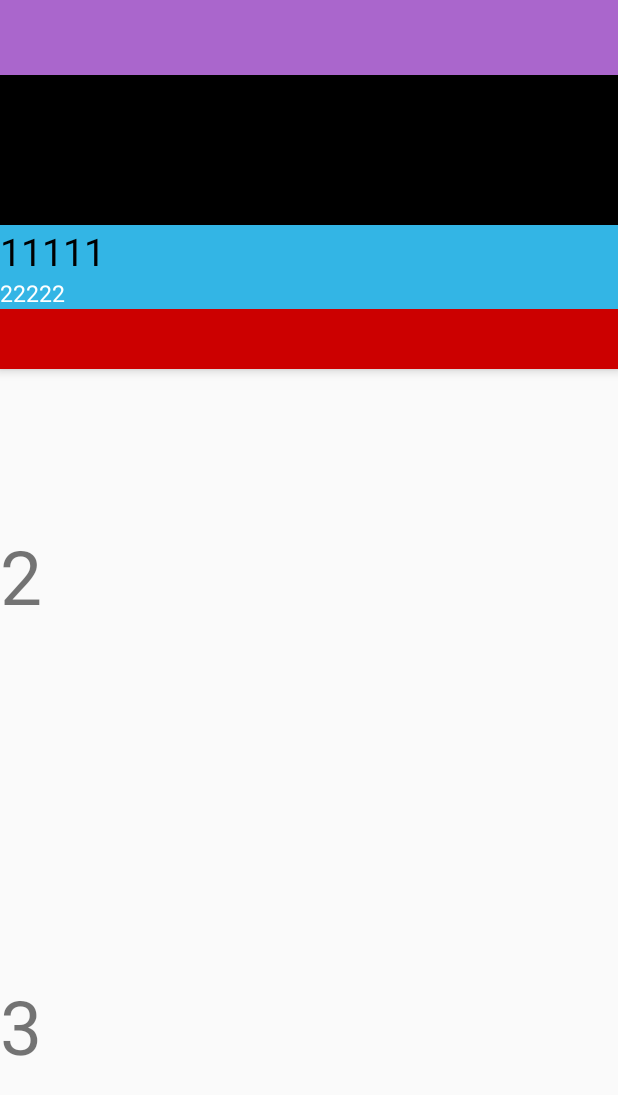
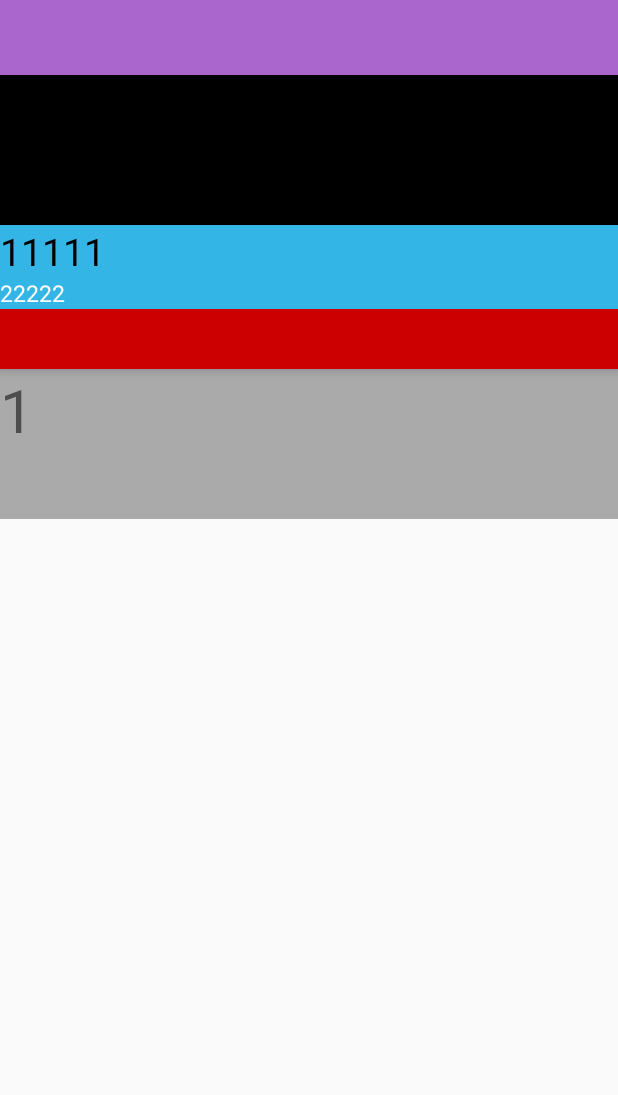
Before and after one commit to shaomaicheng/coordinatorlayout_demo, an Android app: the screen it shows after launch (MainActivity), on a phone screen of 412 x 824 dp. Shown: the top 1095 px of the screen. Run offline under Robolectric (Android 15) with nearby library versions, the phone set to English and light mode, and no system bars.

Commit message:
补充demo

```diff
--- a/app/src/main/java/com/example/myapplication/MainActivity.kt
+++ b/app/src/main/java/com/example/myapplication/MainActivity.kt
@@ -4,7 +4,12 @@ import androidx.appcompat.app.AppCompatActivity
 import android.os.Bundle
 import android.os.Handler
 import android.util.Log
+import android.view.LayoutInflater
+import android.view.View
+import android.view.ViewGroup
 import android.widget.RelativeLayout
+import androidx.fragment.app.Fragment
+import androidx.fragment.app.FragmentPagerAdapter
 import com.google.android.material.appbar.AppBarLayout
 import kotlinx.android.synthetic.main.activity_main.*
 
@@ -15,9 +20,8 @@ class MainActivity : AppCompatActivity() {
         super.onCreate(savedInstanceState)
         setContentView(R.layout.activity_main)
 
-
         appbarlayout.addOnOffsetChangedListener(AppBarLayout.OnOffsetChangedListener { appbar, offset ->
-//            Log.e("chenglei-head", viewHead.height.toString())
+            //            Log.e("chenglei-head", viewHead.height.toString())
             Log.e("chenglei", offset.toString())
             if (offset == -300) {
                 if (lastOffset != -300) {
@@ -36,5 +40,26 @@ class MainActivity : AppCompatActivity() {
             }
             lastOffset = offset
         })
+
+        viewPager.adapter = object : FragmentPagerAdapter(supportFragmentManager) {
+            override fun getItem(position: Int): Fragment {
+                return DemoFragment()
+            }
+
+            override fun getCount(): Int {
+                return 1
+            }
+
+        }
+    }
+
+    class DemoFragment : Fragment() {
+        override fun onCreateView(
+            inflater: LayoutInflater,
+            container: ViewGroup?,
+            savedInstanceState: Bundle?
+        ): View? {
+            return inflater.inflate(R.layout.fragment_demo, container, false)
+        }
     }
 }
--- a/app/src/main/res/layout/activity_main.xml
+++ b/app/src/main/res/layout/activity_main.xml
@@ -70,41 +70,13 @@
             android:background="@android:color/darker_gray"
             app:layout_behavior="com.google.android.material.appbar.AppBarLayout$ScrollingViewBehavior" />
 
-        <androidx.core.widget.NestedScrollView
+        <androidx.viewpager.widget.ViewPager
+            android:id="@+id/viewPager"
             android:layout_width="match_parent"
-            android:layout_height="match_parent"
+            android:layout_height="wrap_content"
             app:layout_behavior="com.google.android.material.appbar.AppBarLayout$ScrollingViewBehavior">
 
-            <LinearLayout
-                android:layout_width="match_parent"
-                android:layout_height="wrap_content"
-                android:orientation="vertical">
-
-                <TextView
-                    android:layout_width="match_parent"
-                    android:layout_height="300dp"
-                    android:text="1"
-                    android:textSize="50sp" />
-
-                <TextView
-                    android:layout_width="match_parent"
-                    android:layout_height="300dp"
-                    android:text="2"
-                    android:textSize="50sp" />
-
-                <TextView
-                    android:layout_width="match_parent"
-                    android:layout_height="300dp"
-                    android:text="3"
-                    android:textSize="50sp" />
-
-                <TextView
-                    android:layout_width="match_parent"
-                    android:layout_height="300dp"
-                    android:text="4"
-                    android:textSize="50sp" />
-            </LinearLayout>
-        </androidx.core.widget.NestedScrollView>
+        </androidx.viewpager.widget.ViewPager>
 
     </androidx.coordinatorlayout.widget.CoordinatorLayout>
 
--- /dev/null
+++ b/app/src/main/res/layout/fragment_demo.xml
@@ -0,0 +1,41 @@
+<?xml version="1.0" encoding="utf-8"?>
+<androidx.constraintlayout.widget.ConstraintLayout xmlns:android="http://schemas.android.com/apk/res/android"
+    android:layout_width="match_parent"
+    android:layout_height="match_parent">
+
+    <androidx.core.widget.NestedScrollView
+        android:layout_width="match_parent"
+        android:layout_height="match_parent">
+
+        <LinearLayout
+            android:layout_width="match_parent"
+            android:layout_height="wrap_content"
+            android:orientation="vertical">
+
+            <TextView
+                android:layout_width="match_parent"
+                android:layout_height="300dp"
+                android:text="1"
+                android:textSize="40sp" />
+
+<!--            <TextView-->
+<!--                android:layout_width="match_parent"-->
+<!--                android:layout_height="300dp"-->
+<!--                android:text="2"-->
+<!--                android:textSize="40sp" />-->
+
+<!--            <TextView-->
+<!--                android:layout_width="match_parent"-->
+<!--                android:layout_height="300dp"-->
+<!--                android:text="3"-->
+<!--                android:textSize="40sp" />-->
+
+<!--            <TextView-->
+<!--                android:layout_width="match_parent"-->
+<!--                android:layout_height="300dp"-->
+<!--                android:text="4"-->
+<!--                android:textSize="40sp" />-->
+
+        </LinearLayout>
+    </androidx.core.widget.NestedScrollView>
+</androidx.constraintlayout.widget.ConstraintLayout>
```
